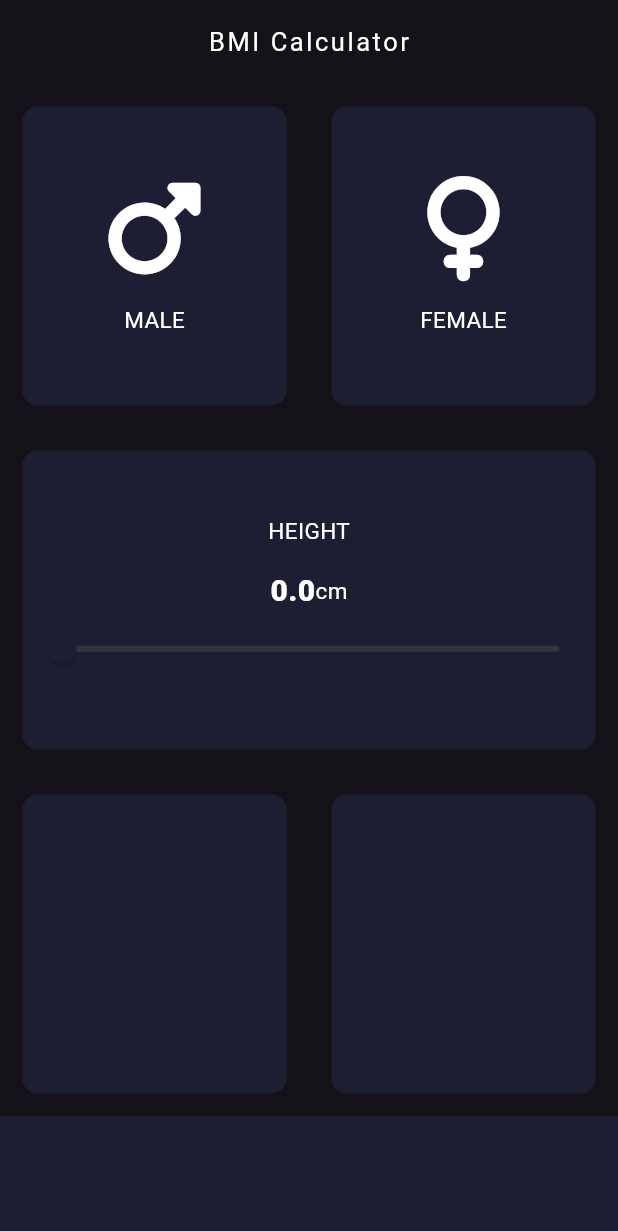
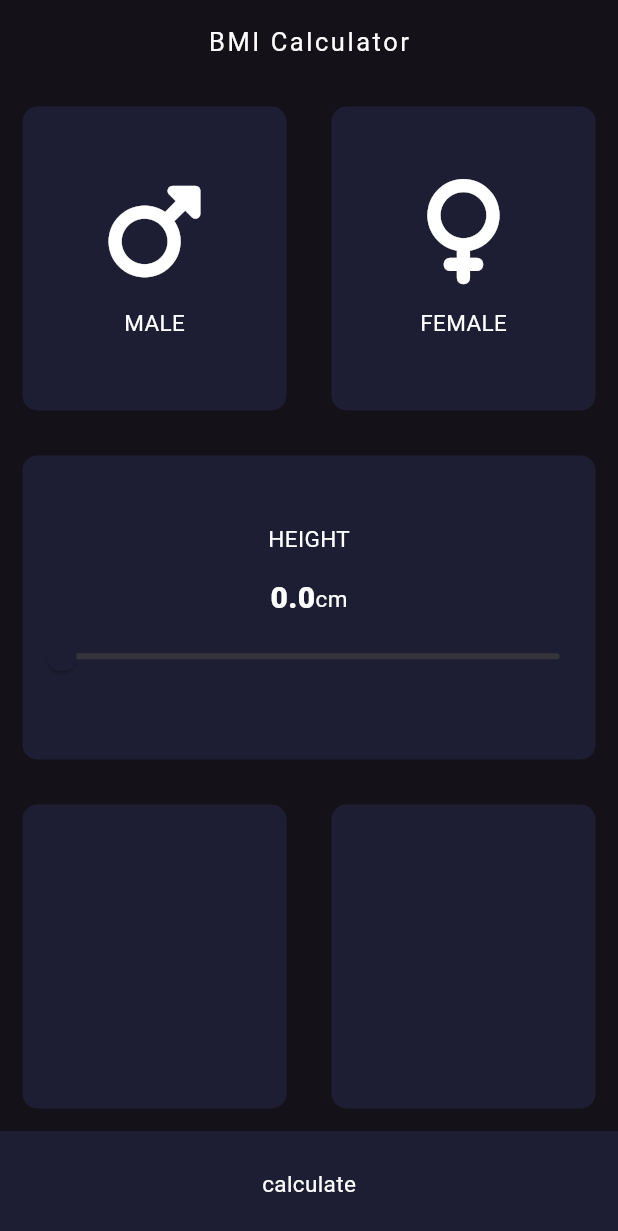
Before and after one commit to adnfutuh/bmi_medium, a Flutter app: the screen it shows after launch, on a phone screen of 412 x 824 dp. Shown: the top 1231 px of the screen. Run offline on Flutter 3.47's test engine with Material 3 defaults, Android fonts, the phone set to English and light mode, and no system bars; our stand-ins replace font_awesome_flutter; Roboto replaces fonts that are missing (Poppins).

```diff
--- a/lib/pages/home_page.dart
+++ b/lib/pages/home_page.dart
@@ -126,12 +126,15 @@ class _HomePage extends State<HomePage> {
             ),
           ),
           Container(
-            height: 80.0,
+            height: 70.0,
             width: double.infinity,
             decoration: BoxDecoration(
               color: primaryColor,
             ),
-          )
+            child: const Center(
+              child: Text('calculate'),
+            ),
+          ),
         ],
       ),
     );
```
Also changed, not shown: 24 other files.
